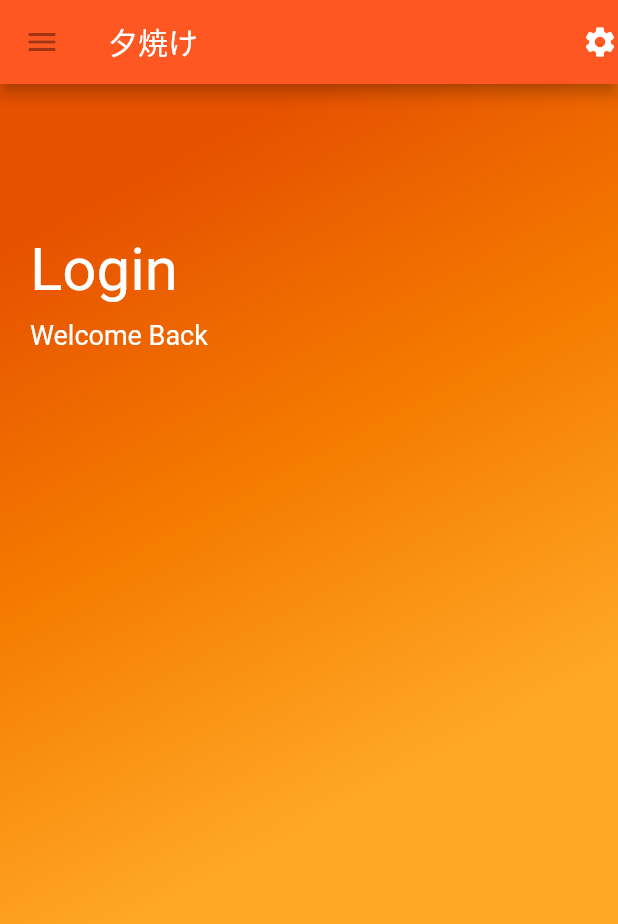
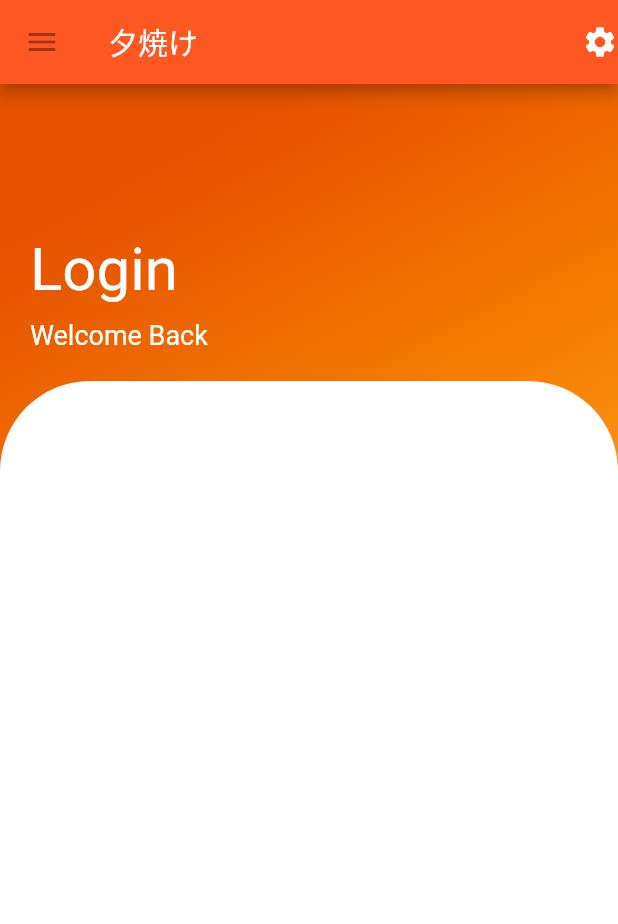
Before and after one commit to Channelsu/gradation, a Flutter app: the screen it shows after launch, on a phone screen of 412 x 824 dp. Shown: the top 924 px of the screen. Run offline on Flutter 3.47's test engine with Material 2 defaults, Android fonts, the phone set to English and light mode, and no system bars.

Commit message:
ログインフォームエリアの追記

```diff
--- a/lib/main.dart
+++ b/lib/main.dart
@@ -47,7 +47,14 @@ class HomePage extends StatelessWidget {
                 ],
               ),
             ),
-            // Expanded(),
+            Expanded(
+              child: Container(
+                decoration: BoxDecoration(
+                  color: Colors.white,
+                  borderRadius: BorderRadius.only(topLeft: Radius.circular(60), topRight: Radius.circular(60))
+                ),
+              ),
+            ),
           ],
         ),
       ),
```
